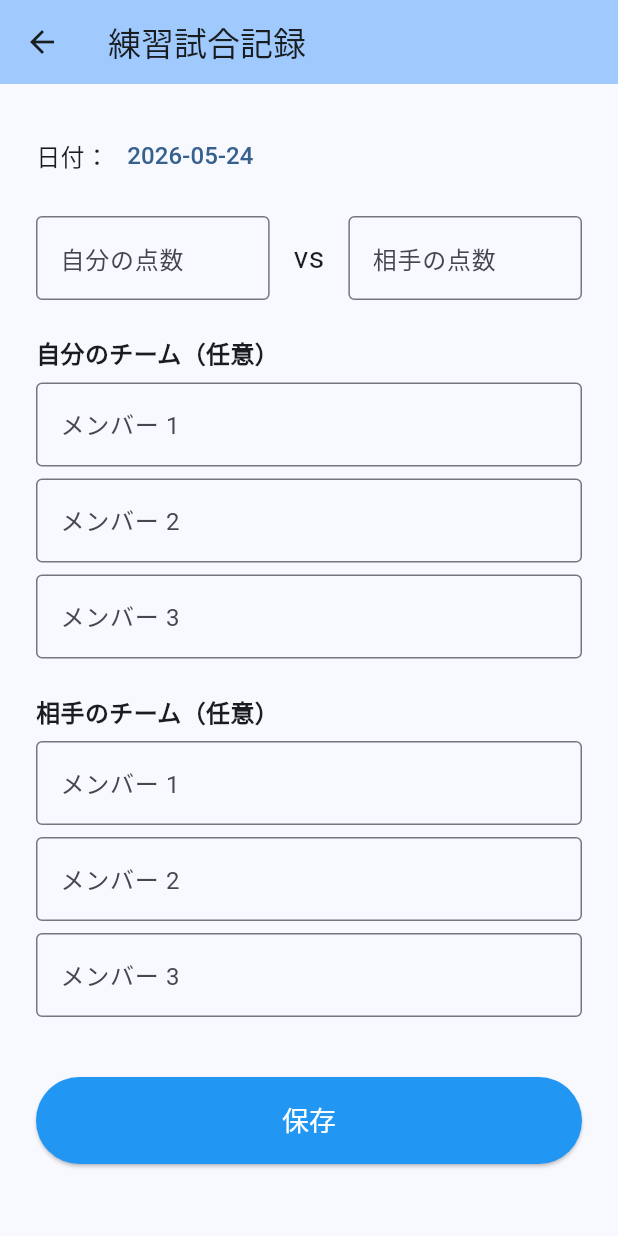
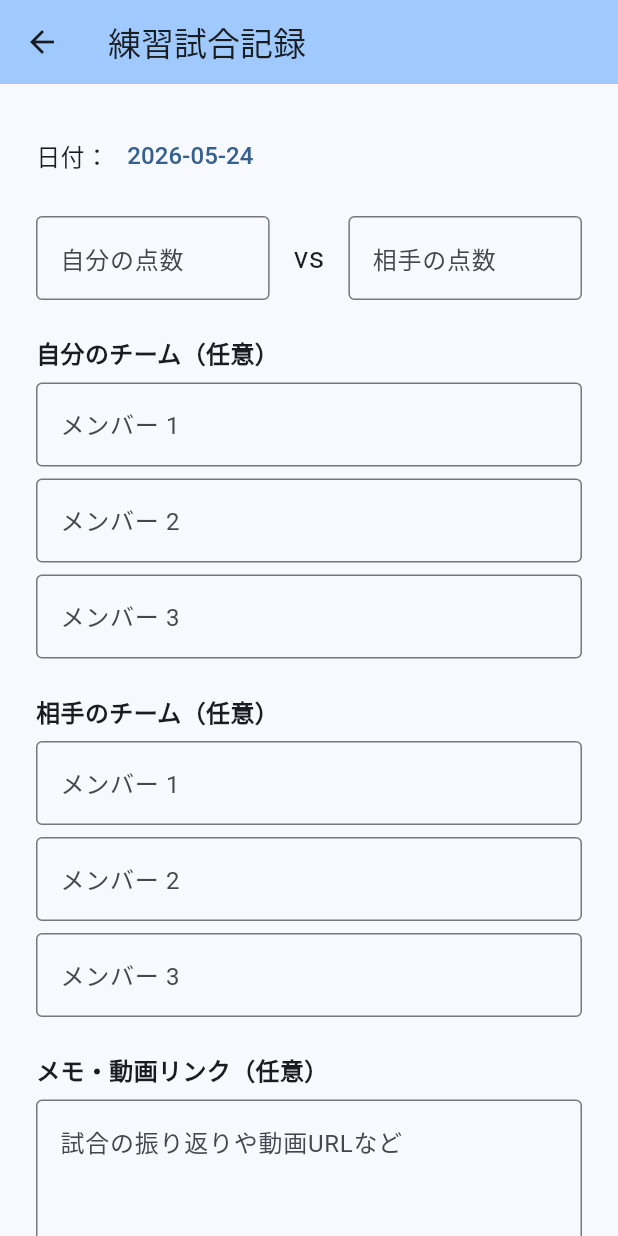
Before and after one commit to yuri-kuramoto/badminton-score-app, a Flutter app: the MatchRecordScreen screen opened directly, on a phone screen of 412 x 824 dp. Run offline on Flutter 3.47's test engine with Material 3 defaults, Android fonts, the phone set to English and light mode, and no system bars; our stand-ins replace sqflite; accounts and stored records are empty.

Commit message:
試合メモ機能追加・リンクタップ対応

```diff
--- a/lib/screens/match_record_screen.dart
+++ b/lib/screens/match_record_screen.dart
@@ -13,6 +13,7 @@ class MatchRecordScreen extends StatefulWidget {
 class _MatchRecordScreenState extends State<MatchRecordScreen> {
   final _myScoreController = TextEditingController();
   final _opponentScoreController = TextEditingController();
+  final _memoController = TextEditingController();
   final List<TextEditingController> _myMembersControllers =
       List.generate(3, (_) => TextEditingController());
   final List<TextEditingController> _opponentMembersControllers =
@@ -23,6 +24,7 @@ class _MatchRecordScreenState extends State<MatchRecordScreen> {
   void dispose() {
     _myScoreController.dispose();
     _opponentScoreController.dispose();
+    _memoController.dispose();
     for (final c in _myMembersControllers) c.dispose();
     for (final c in _opponentMembersControllers) c.dispose();
     super.dispose();
@@ -49,7 +51,7 @@ class _MatchRecordScreenState extends State<MatchRecordScreen> {
       return;
     }
 
-   final result = myScore > opponentScore ? '勝ち' : myScore == opponentScore ? '引き分け' : '負け';
+    final result = myScore > opponentScore ? '勝ち' : myScore == opponentScore ? '引き分け' : '負け';
 
     final matchId = await DbHelper.instance.insertMatch({
       'match_date': _selectedDate.toIso8601String().substring(0, 10),
@@ -57,9 +59,9 @@ class _MatchRecordScreenState extends State<MatchRecordScreen> {
       'my_score': myScore,
       'opponent_score': opponentScore,
       'result': result,
+      'memo': _memoController.text.isEmpty ? null : _memoController.text,
     });
 
-    // メンバー保存（名前が入力されてるものだけ）
     for (final c in _myMembersControllers) {
       if (c.text.isNotEmpty) {
         await DbHelper.instance.insertMatchMember({
@@ -175,6 +177,19 @@ class _MatchRecordScreenState extends State<MatchRecordScreen> {
                 ),
               ),
             )),
+            const SizedBox(height: 16),
+
+            // メモ
+            const Text('メモ・動画リンク（任意）', style: TextStyle(fontSize: 16, fontWeight: FontWeight.bold)),
+            const SizedBox(height: 8),
+            TextField(
+              controller: _memoController,
+              maxLines: 3,
+              decoration: const InputDecoration(
+                hintText: '試合の振り返りや動画URLなど',
+                border: OutlineInputBorder(),
+              ),
+            ),
             const SizedBox(height: 32),
 
             // 保存ボタン
@@ -184,7 +199,7 @@ class _MatchRecordScreenState extends State<MatchRecordScreen> {
                 onPressed: _save,
                 style: ElevatedButton.styleFrom(
                   padding: const EdgeInsets.symmetric(vertical: 16),
-                  backgroundColor: Colors.blue,
+                  backgroundColor: Theme.of(context).colorScheme.primary,
                   foregroundColor: Colors.white,
                 ),
                 child: const Text('保存', style: TextStyle(fontSize: 18)),
--- a/pubspec.yaml
+++ b/pubspec.yaml
@@ -36,6 +36,7 @@ dependencies:
   path: ^1.9.0
   intl: ^0.20.2
   table_calendar: ^3.1.0
+  url_launcher: ^6.3.0
   flutter_localizations:
     sdk: flutter
 
```
Also changed, not shown: lib/database/db_helper.dart (+8 -2 lines), lib/screens/match_list_screen.dart (+69 -6 lines), pubspec.lock.
